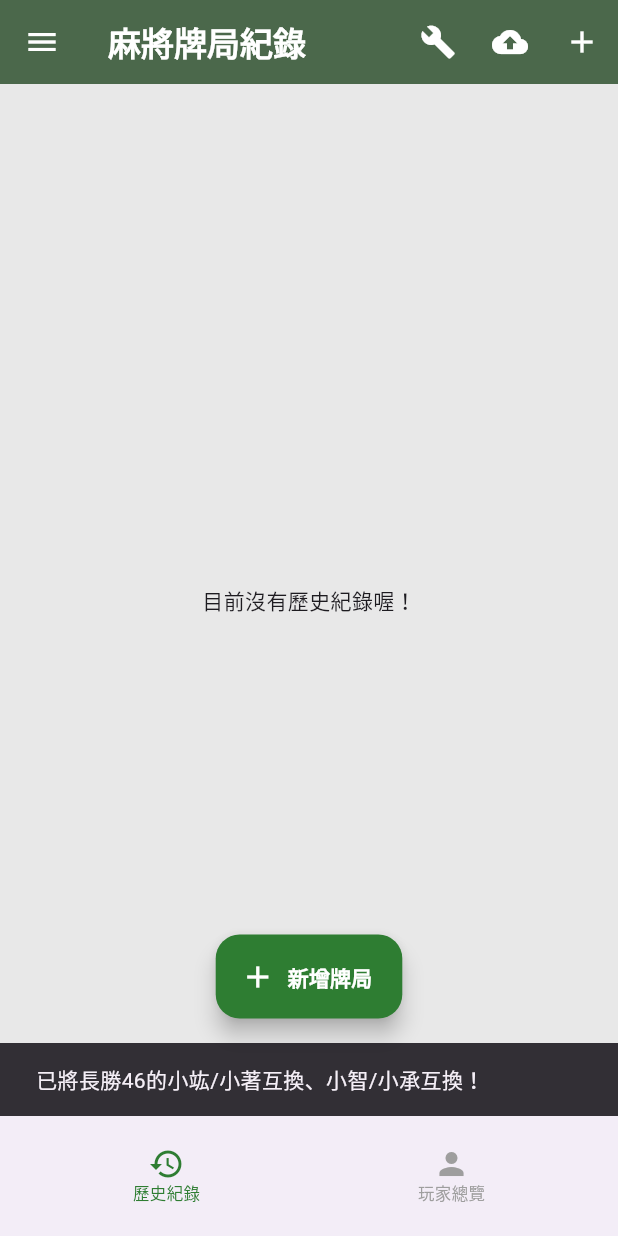
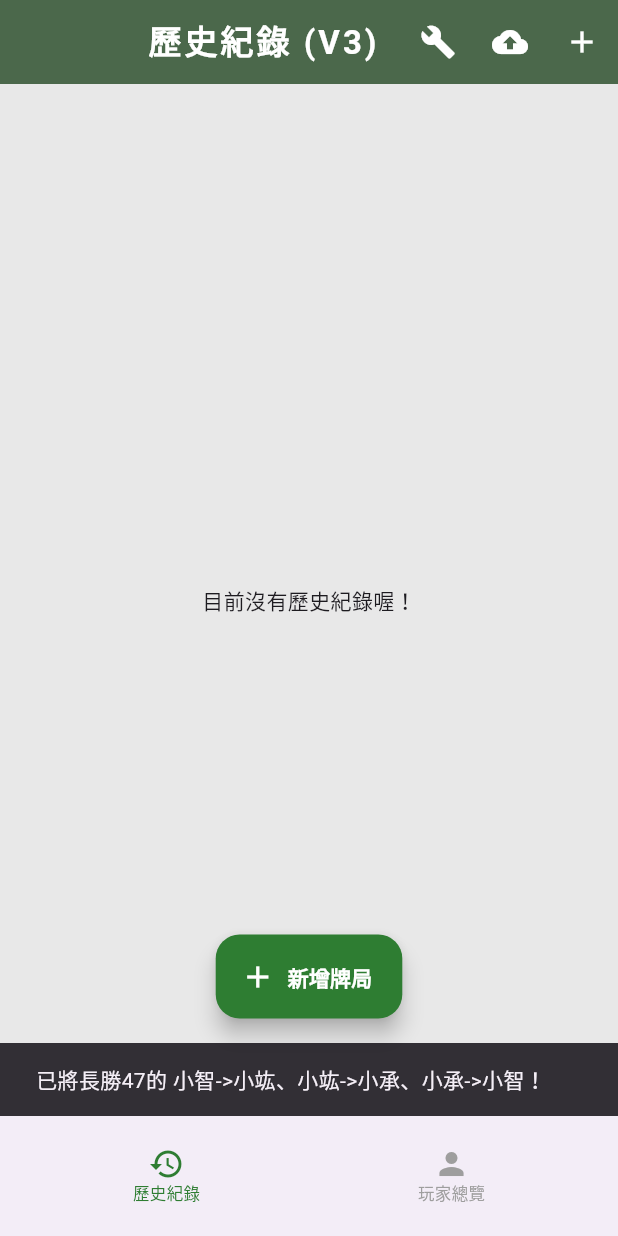
Before and after one commit to 123ojj/mahjong-project, a Flutter app: the screen it shows after launch, after a tap on the "build" icon, on a phone screen of 412 x 824 dp. Run offline on Flutter 3.47's test engine with Material 3 defaults, Android fonts, the phone set to English and light mode, and no system bars; our stand-ins replace cloud_firestore, firebase_core, fl_chart, share_plus, sqflite; accounts and stored records are empty.

Commit message:
Add fix for ChangSheng47 player swaps

```diff
--- a/mahjong_app/lib/firestore_helper.dart
+++ b/mahjong_app/lib/firestore_helper.dart
@@ -86,6 +86,20 @@ class FirestoreHelper {
     final snapshot = await _firestore.collection('game_records').where('gameName', isEqualTo: gameName).get();
     for (var doc in snapshot.docs) {
       await doc.reference.delete();
+    }
+  }
+
+  Future<void> fixChangSheng47() async {
+    final snapshot = await _firestore.collection('game_records').where('gameName', isEqualTo: '長勝47').get();
+    for (var doc in snapshot.docs) {
+      String playerName = doc.data()['playerName'] as String;
+      if (playerName == '小智') {
+        await doc.reference.update({'playerName': '小竑'});
+      } else if (playerName == '小竑') {
+        await doc.reference.update({'playerName': '小承'});
+      } else if (playerName == '小承') {
+        await doc.reference.update({'playerName': '小智'});
+      }
     }
   }
 
--- a/mahjong_app/lib/history_screen.dart
+++ b/mahjong_app/lib/history_screen.dart
@@ -90,20 +90,20 @@ class _HistoryScreenState extends State<HistoryScreen> {
     return Scaffold(
       backgroundColor: const Color(0xFFE8E8E8),
       appBar: AppBar(
-        leading: IconButton(icon: const Icon(Icons.menu, color: Colors.white), onPressed: () {}),
-        title: const Text('麻將牌局紀錄', style: TextStyle(fontWeight: FontWeight.bold, color: Colors.white)),
         backgroundColor: const Color(0xFF4B684B),
+        title: const Text('歷史紀錄 (V3)', style: TextStyle(fontWeight: FontWeight.bold, color: Colors.white, letterSpacing: 2)),
+        centerTitle: true,
         elevation: 0,
         actions: [
           IconButton(
             icon: const Icon(Icons.build, color: Colors.white),
             onPressed: () async {
-              // await DatabaseHelper.instance.fixChangSheng46();
+              await FirestoreHelper.instance.fixChangSheng47();
               setState(() {
                 _historyFuture = FirestoreHelper.instance.getHistoryRecords();
               });
               ScaffoldMessenger.of(context).showSnackBar(
-                const SnackBar(content: Text('已將長勝46的小竑/小著互換、小智/小承互換！')),
+                const SnackBar(content: Text('已將長勝47的 小智->小竑、小竑->小承、小承->小智！')),
               );
             }
           ),
```
